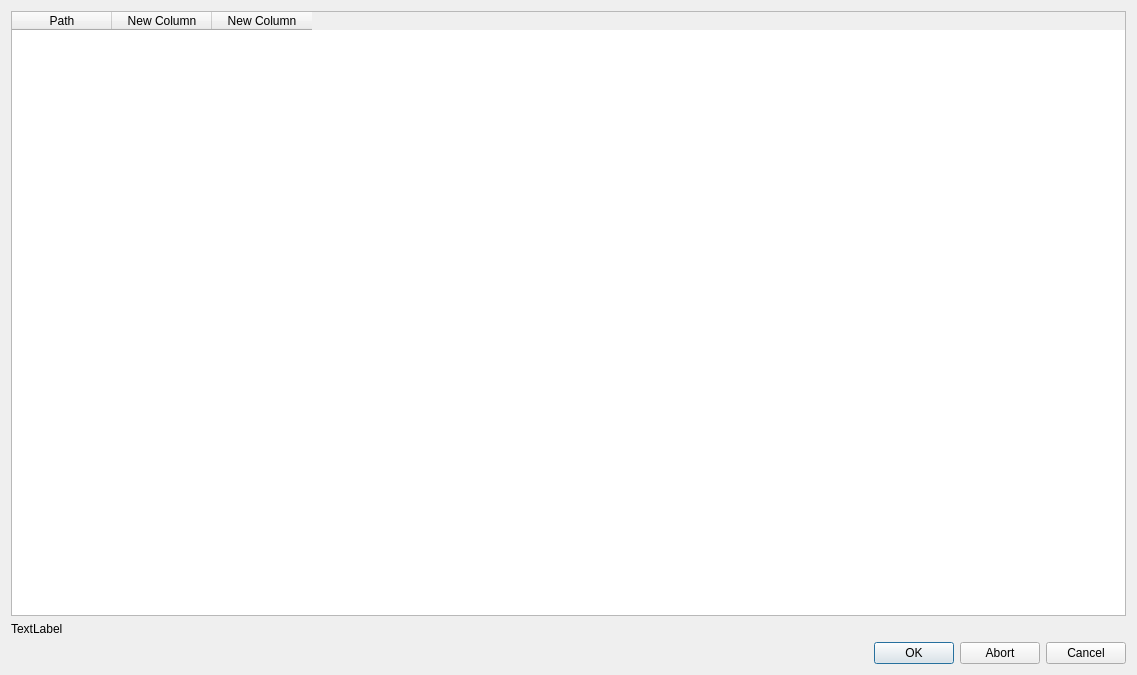
This is UCS Voice Naming Tool/src/ui/gui/FileNamingReview.ui in SoundsLikeJonny/UCS-Voice-Naming-Tool as Qt 5 draws it before an edit. The edited form follows.
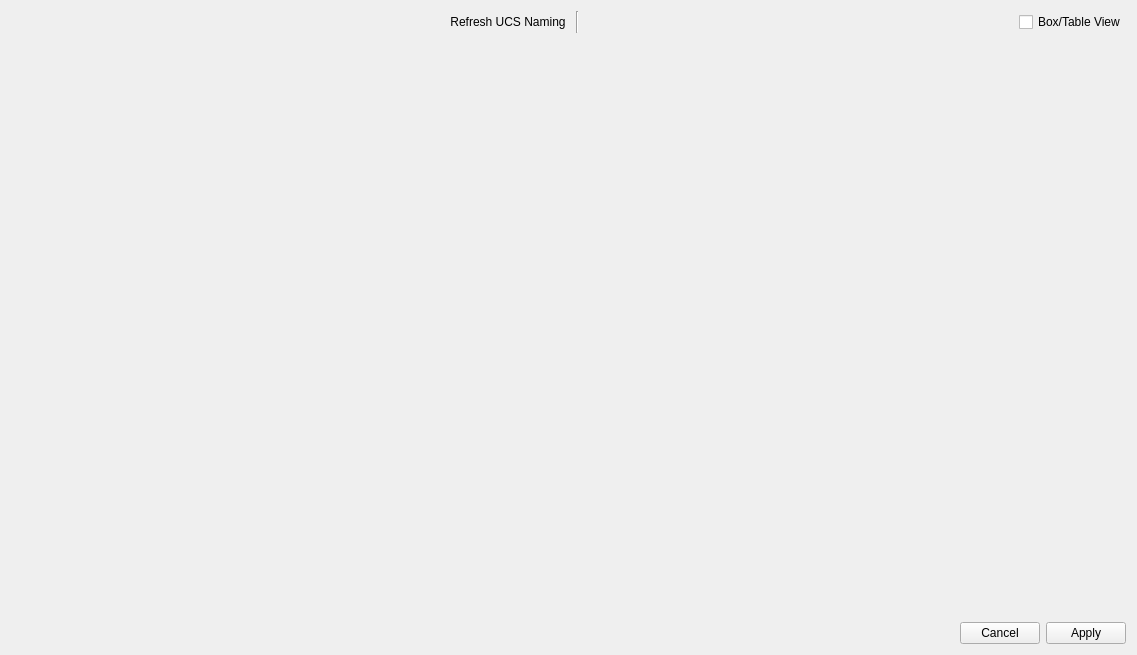
This is the edited form.

```diff
--- a/UCS Voice Naming Tool/src/ui/gui/FileNamingReview.ui
+++ b/UCS Voice Naming Tool/src/ui/gui/FileNamingReview.ui
@@ -7,14 +7,75 @@
     <x>0</x>
     <y>0</y>
     <width>1137</width>
-    <height>675</height>
+    <height>655</height>
    </rect>
   </property>
   <property name="windowTitle">
    <string>Dialog</string>
   </property>
-  <layout class="QGridLayout" name="gridLayout">
-   <item row="1" column="0">
+  <layout class="QVBoxLayout" name="verticalLayout_4">
+   <item>
+    <layout class="QHBoxLayout" name="horizontalLayout_4">
+     <item>
+      <spacer name="horizontalSpacer_2">
+       <property name="orientation">
+        <enum>Qt::Horizontal</enum>
+       </property>
+       <property name="sizeHint" stdset="0">
+        <size>
+         <width>40</width>
+         <height>20</height>
+        </size>
+       </property>
+      </spacer>
+     </item>
+     <item>
+      <widget class="QPushButton" name="pushButton">
+       <property name="text">
+        <string>Refresh UCS Naming</string>
+       </property>
+       <property name="flat">
+        <bool>true</bool>
+       </property>
+      </widget>
+     </item>
+     <item>
+      <widget class="Line" name="line">
+       <property name="orientation">
+        <enum>Qt::Vertical</enum>
+       </property>
+      </widget>
+     </item>
+     <item>
+      <spacer name="horizontalSpacer">
+       <property name="orientation">
+        <enum>Qt::Horizontal</enum>
+       </property>
+       <property name="sizeHint" stdset="0">
+        <size>
+         <width>40</width>
+         <height>20</height>
+        </size>
+       </property>
+      </spacer>
+     </item>
+     <item>
+      <widget class="QCheckBox" name="checkBox_switch_views">
+       <property name="text">
+        <string>Box/Table View</string>
+       </property>
+      </widget>
+     </item>
+    </layout>
+   </item>
+   <item>
+    <widget class="QStackedWidget" name="stackedWidget">
+     <property name="currentIndex">
+      <number>1</number>
+     </property>
+     <widget class="QWidget" name="page_1_tableview">
+      <layout class="QVBoxLayout" name="verticalLayout">
+       <item>
     <widget class="QTableWidget" name="tableWidget">
      <property name="dragEnabled">
       <bool>false</bool>
@@ -51,26 +112,47 @@
      </column>
     </widget>
    </item>
-   <item row="3" column="0">
+      </layout>
+     </widget>
+     <widget class="QWidget" name="page_2_summaryview">
+      <layout class="QGridLayout" name="gridLayout_3">
+       <item row="1" column="0">
+        <widget class="QScrollArea" name="scrollArea1">
+         <property name="frameShape">
+          <enum>QFrame::NoFrame</enum>
+         </property>
+         <property name="widgetResizable">
+          <bool>true</bool>
+         </property>
+         <widget class="QWidget" name="scrollAreaWidgetContents">
+          <property name="geometry">
+           <rect>
+            <x>0</x>
+            <y>0</y>
+            <width>1101</width>
+            <height>557</height>
+           </rect>
+          </property>
+         </widget>
+        </widget>
+       </item>
+      </layout>
+     </widget>
+    </widget>
+   </item>
+   <item>
     <widget class="QDialogButtonBox" name="buttonBox">
      <property name="orientation">
       <enum>Qt::Horizontal</enum>
      </property>
      <property name="standardButtons">
-      <set>QDialogButtonBox::Abort|QDialogButtonBox::Cancel|QDialogButtonBox::Ok</set>
+      <set>QDialogButtonBox::Apply|QDialogButtonBox::Cancel</set>
      </property>
      <property name="centerButtons">
       <bool>false</bool>
      </property>
     </widget>
    </item>
-   <item row="2" column="0">
-    <widget class="QLabel" name="label">
-     <property name="text">
-      <string>TextLabel</string>
-     </property>
-    </widget>
-   </item>
   </layout>
  </widget>
  <resources/>
```
Lines whose indentation alone changed are shown as unchanged.
